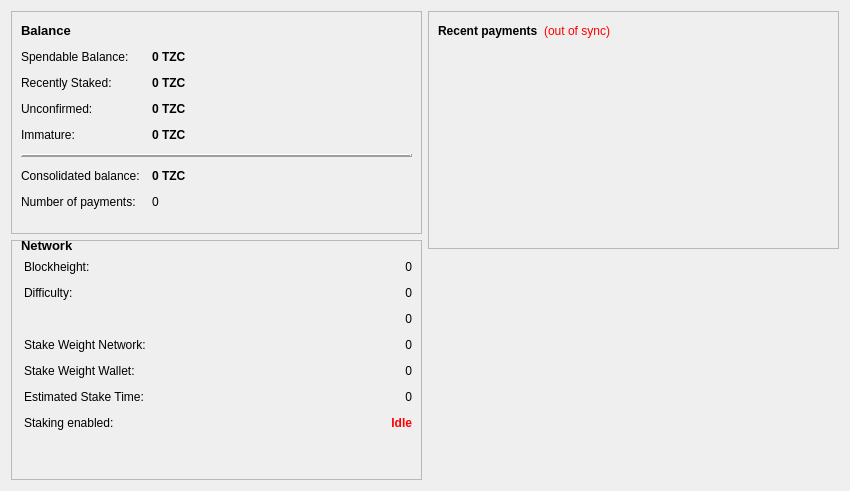
First picture: the form in src/qt/forms/overviewpage.ui, repository TrezarCoin/TrezarCoin, before the edit.
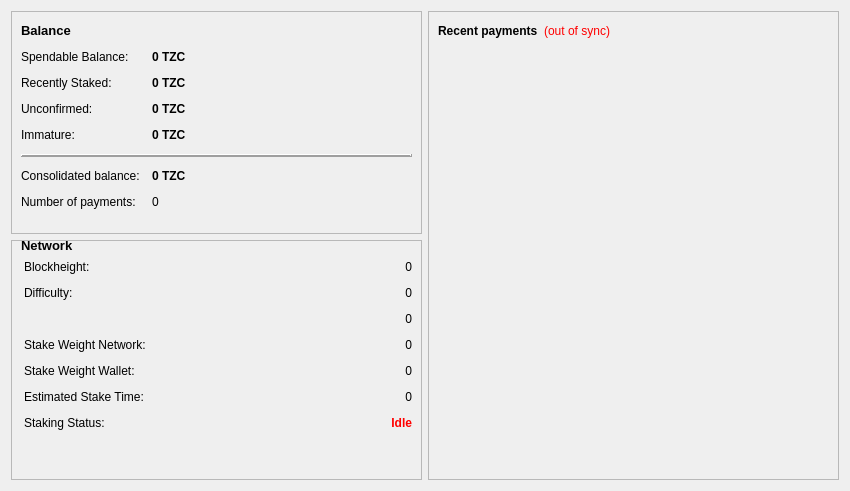
Second picture: the form after the edit.

What changed in the file:
```diff
--- a/src/qt/forms/overviewpage.ui
+++ b/src/qt/forms/overviewpage.ui
@@ -450,7 +450,7 @@
             </size>
            </property>
            <property name="text">
-            <string>Staking enabled:</string>
+            <string>Staking Status:</string>
            </property>
           </widget>
          </item>
@@ -577,19 +577,6 @@
        </layout>
       </widget>
      </item>
-     <item>
-      <spacer name="verticalSpacer_2">
-       <property name="orientation">
-        <enum>Qt::Vertical</enum>
-       </property>
-       <property name="sizeHint" stdset="0">
-        <size>
-         <width>20</width>
-         <height>40</height>
-        </size>
-       </property>
-      </spacer>
-     </item>
     </layout>
    </item>
   </layout>
```
